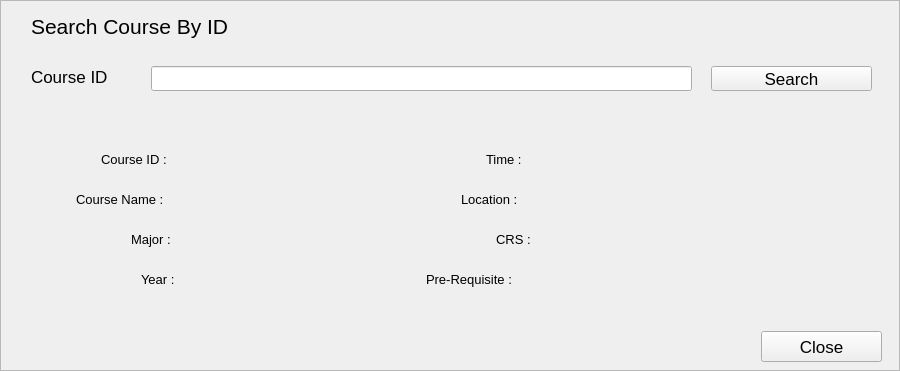
This is resources/UI/searchCourseByID.ui in Poom1997/gman as Qt 5 draws it before an edit. The edited form follows.
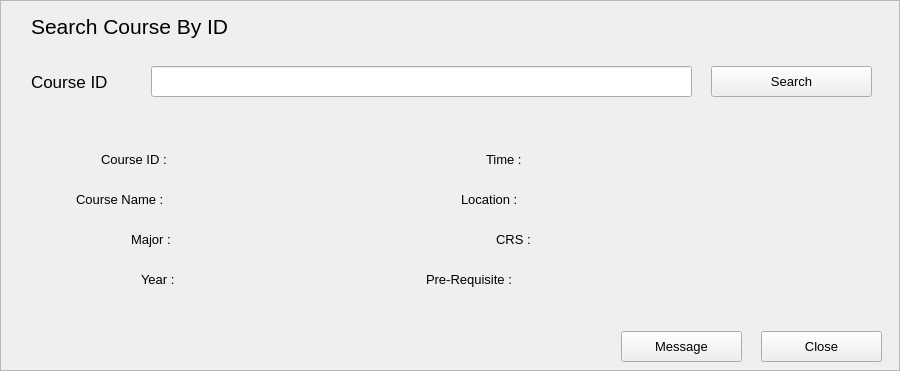
This is the edited form.

Diff of the .ui file:
```diff
--- a/resources/UI/searchCourseByID.ui
+++ b/resources/UI/searchCourseByID.ui
@@ -80,7 +80,7 @@
      <property name="geometry">
       <rect>
        <x>30</x>
-       <y>60</y>
+       <y>65</y>
        <width>111</width>
        <height>31</height>
       </rect>
@@ -95,9 +95,14 @@
        <x>150</x>
        <y>65</y>
        <width>541</width>
-       <height>25</height>
+       <height>31</height>
       </rect>
      </property>
+     <property name="font">
+      <font>
+       <pointsize>11</pointsize>
+      </font>
+     </property>
     </widget>
     <widget class="QPushButton" name="searchButton">
      <property name="geometry">
@@ -105,9 +110,14 @@
        <x>710</x>
        <y>65</y>
        <width>161</width>
-       <height>25</height>
+       <height>31</height>
       </rect>
      </property>
+     <property name="font">
+      <font>
+       <pointsize>10</pointsize>
+      </font>
+     </property>
      <property name="text">
       <string>Search</string>
      </property>
@@ -121,6 +131,11 @@
        <height>31</height>
       </rect>
      </property>
+     <property name="font">
+      <font>
+       <pointsize>10</pointsize>
+      </font>
+     </property>
      <property name="text">
       <string>Close</string>
      </property>
@@ -413,6 +428,24 @@
       <string>Course ID :</string>
      </property>
     </widget>
+    <widget class="QPushButton" name="messageButton">
+     <property name="geometry">
+      <rect>
+       <x>620</x>
+       <y>330</y>
+       <width>121</width>
+       <height>31</height>
+      </rect>
+     </property>
+     <property name="font">
+      <font>
+       <pointsize>10</pointsize>
+      </font>
+     </property>
+     <property name="text">
+      <string>Message</string>
+     </property>
+    </widget>
    </widget>
   </widget>
  </widget>
```
